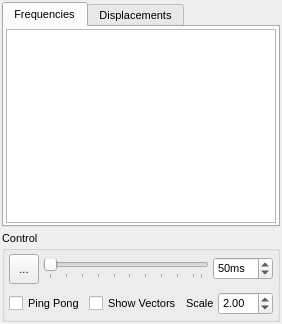
This is src/gui/vibrations.ui in trisyoungs/aten as Qt 5 draws it before an edit. The edited form follows.
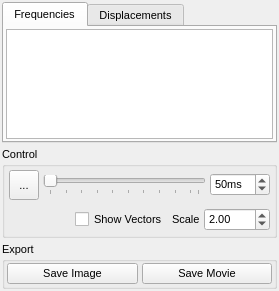
This is the edited form. Icons and pictures are not drawn.

```diff
--- a/src/gui/vibrations.ui
+++ b/src/gui/vibrations.ui
@@ -7,13 +7,13 @@
     <x>0</x>
     <y>0</y>
     <width>279</width>
-    <height>324</height>
+    <height>291</height>
    </rect>
   </property>
   <property name="minimumSize">
    <size>
     <width>279</width>
-    <height>251</height>
+    <height>291</height>
    </size>
   </property>
   <property name="font">
@@ -233,11 +233,17 @@
           <number>2</number>
          </property>
          <item>
-          <widget class="QCheckBox" name="PingPongCheck">
-           <property name="text">
-            <string>Ping Pong</string>
+          <spacer name="horizontalSpacer">
+           <property name="orientation">
+            <enum>Qt::Horizontal</enum>
            </property>
-          </widget>
+           <property name="sizeHint" stdset="0">
+            <size>
+             <width>40</width>
+             <height>20</height>
+            </size>
+           </property>
+          </spacer>
          </item>
          <item>
           <widget class="QCheckBox" name="ShowVectorsCheck">
@@ -283,6 +289,43 @@
       </layout>
      </widget>
     </item>
+    <item>
+     <widget class="QGroupBox" name="SaveFramesGroup">
+      <property name="title">
+       <string>Export</string>
+      </property>
+      <layout class="QHBoxLayout" name="horizontalLayout_2">
+       <property name="spacing">
+        <number>4</number>
+       </property>
+       <property name="margin">
+        <number>2</number>
+       </property>
+       <item>
+        <widget class="QPushButton" name="SaveImageButton">
+         <property name="text">
+          <string>Save Image</string>
+         </property>
+         <property name="icon">
+          <iconset resource="icons.qrc">
+           <normaloff>:/file/icons/file_saveimage.svg</normaloff>:/file/icons/file_saveimage.svg</iconset>
+         </property>
+        </widget>
+       </item>
+       <item>
+        <widget class="QPushButton" name="SaveMovieButton">
+         <property name="text">
+          <string>Save Movie</string>
+         </property>
+         <property name="icon">
+          <iconset resource="icons.qrc">
+           <normaloff>:/playback/icons/traj_view.svg</normaloff>:/playback/icons/traj_view.svg</iconset>
+         </property>
+        </widget>
+       </item>
+      </layout>
+     </widget>
+    </item>
    </layout>
   </widget>
  </widget>
```
